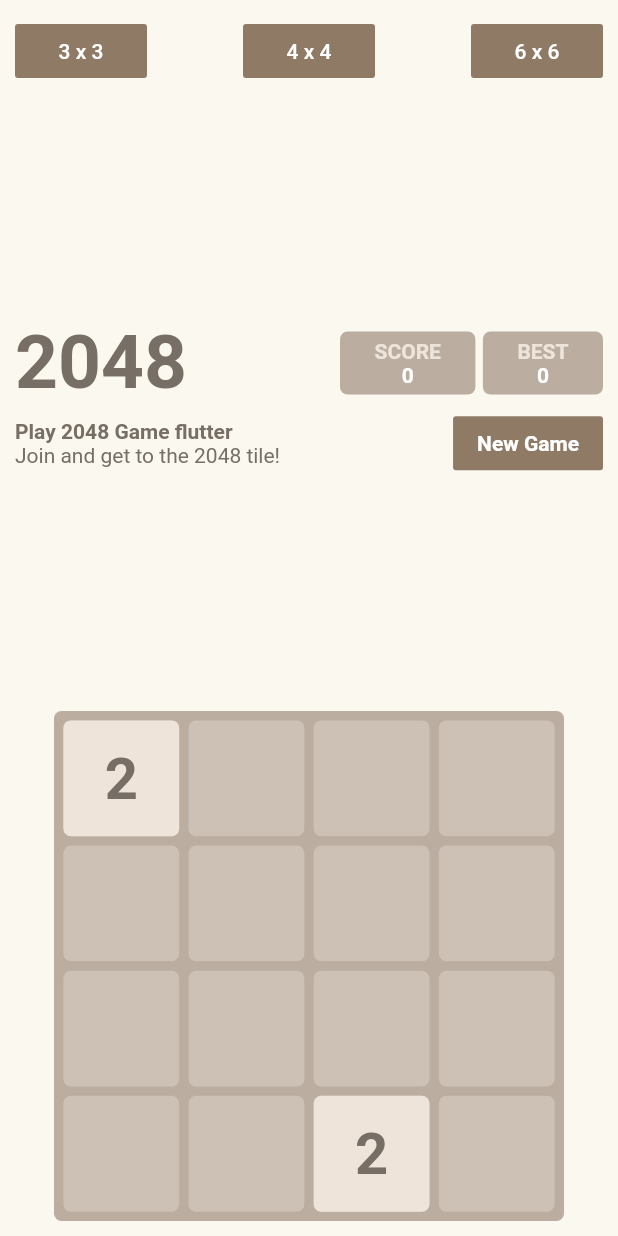
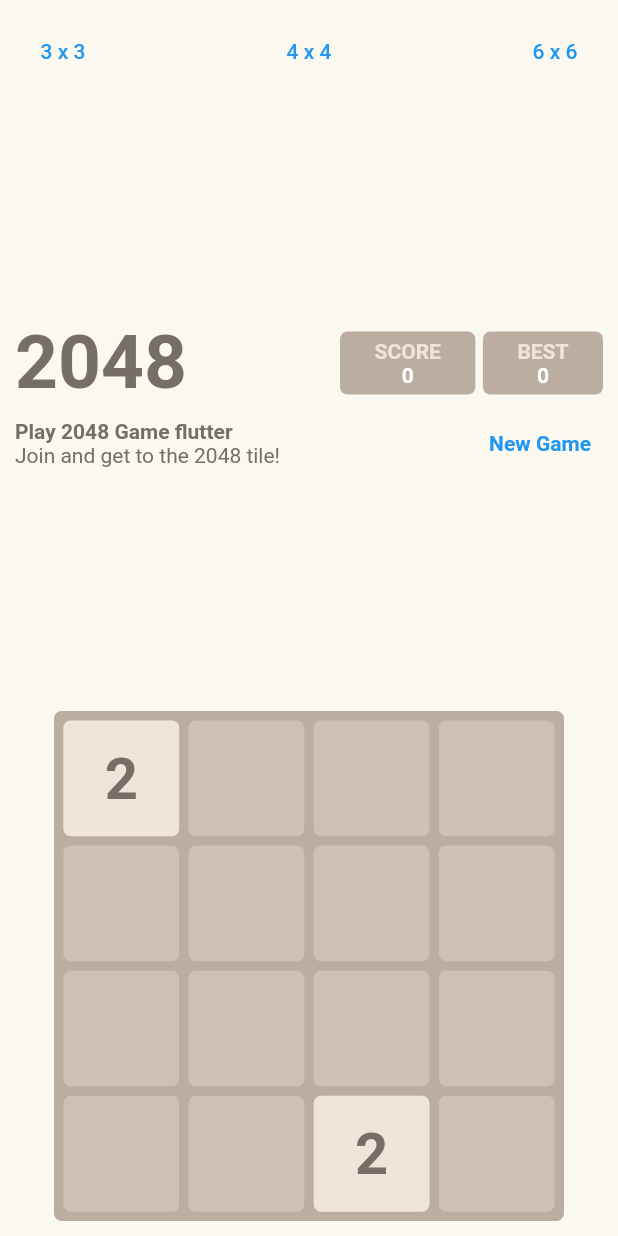
Before and after one commit to ggsky/flutter_2048, a Flutter app: the screen it shows after launch, on a phone screen of 412 x 824 dp. Run offline on Flutter 3.47's test engine with Material 2 defaults, Android fonts, the phone set to English and light mode, and no system bars; our stand-ins replace flutter_redux, flutter_screenutil, redux, redux_thunk, shared_preferences.

Commit message:
修复代码提示的警告

```diff
--- a/lib/store/game_state.dart
+++ b/lib/store/game_state.dart
@@ -21,10 +21,10 @@ class GameState {
       block2 = random.nextInt(gamesize);
     }
 
-    var newdata = List<List<BlockInfo>>();
+    var newdata = <List<BlockInfo>>[];
 
     for (var i = 0; i < mode; i++) {
-      var row = List<BlockInfo>();
+      var row = <BlockInfo>[];
       for (var j = 0; j < mode; j++) {
         var current = i * mode + j;
         row.add(BlockInfo(
@@ -129,9 +129,9 @@ class GameState {
   }
 
   GameState clone() {
-    var newdata = List<List<BlockInfo>>();
+    var newdata = <List<BlockInfo>>[];
     for (var i = 0; i < mode; i++) {
-      var row = List<BlockInfo>();
+      var row = <BlockInfo>[];
       for (var j = 0; j < mode; j++) {
         row.add(BlockInfo(
           current: data[i][j].current,
--- a/lib/views/mode_selector.dart
+++ b/lib/views/mode_selector.dart
@@ -2,6 +2,7 @@ import 'package:flutter/material.dart';
 import 'package:flutter_2048/service/gameInit.dart';
 import 'package:flutter_redux/flutter_redux.dart';
 import '../store/game_state.dart';
+
 // 选择模式界面
 class ModeSelector extends StatelessWidget {
   @override
@@ -18,21 +19,15 @@ class ModeSelector extends StatelessWidget {
           child: Row(
             mainAxisAlignment: MainAxisAlignment.spaceBetween,
             children: <Widget>[
-              FlatButton(
-                color: Color(0xff8f7a66),
-                textColor: Colors.white,
+              TextButton(
                 onPressed: () => vm.onChange(3),
                 child: Text('3 x 3'),
               ),
-              FlatButton(
-                color: Color(0xff8f7a66),
-                textColor: Colors.white,
+              TextButton(
                 onPressed: () => vm.onChange(4),
                 child: Text('4 x 4'),
               ),
-              FlatButton(
-                color: Color(0xff8f7a66),
-                textColor: Colors.white,
+              TextButton(
                 onPressed: () => vm.onChange(6),
                 child: Text('6 x 6'),
               ),
--- a/lib/views/scores.dart
+++ b/lib/views/scores.dart
@@ -111,9 +111,7 @@ class Scores extends StatelessWidget {
                     ),
                   ],
                 ),
-                FlatButton(
-                  color: Color(0xff8f7a66),
-                  textColor: Colors.white,
+                TextButton(
                   onPressed: () => props.reset(),
                   child: Text(
                     S.of(context).btnNewGame,
```
